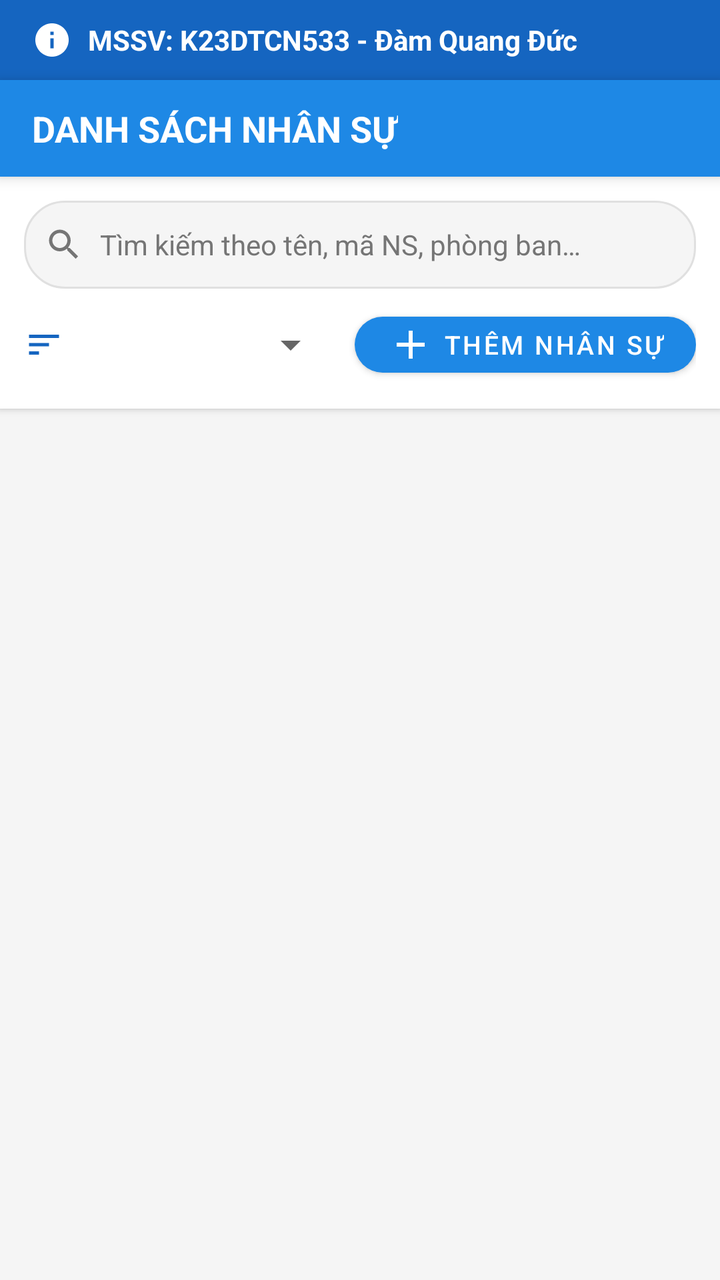
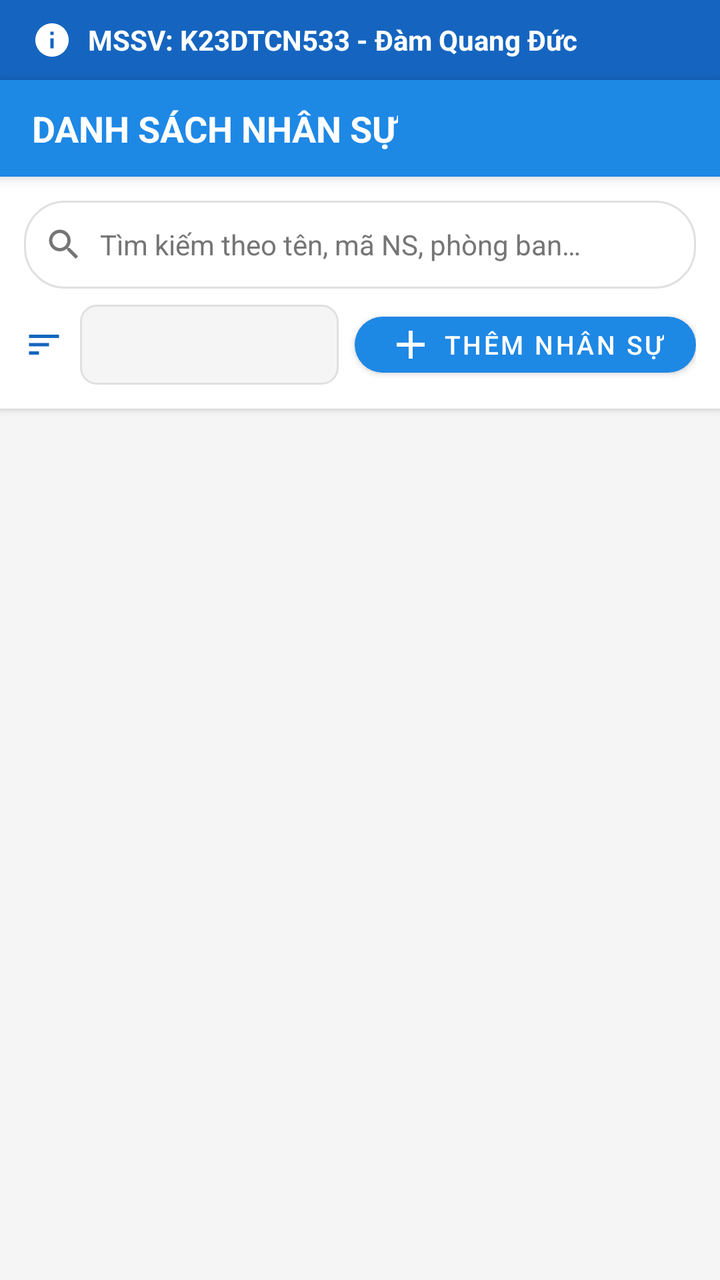

An Android layout rendered at two revisions. The XML below is the earlier revision; the diff shows what the commit changed to produce the second picture.
<!-- AndroidManifest.xml: application theme Theme.SQLiteJAVA -->
<!-- res/layout/activity_main.xml -->
<?xml version="1.0" encoding="utf-8"?>
<LinearLayout xmlns:android="http://schemas.android.com/apk/res/android"
    xmlns:app="http://schemas.android.com/apk/res-auto"
    android:layout_width="match_parent"
    android:layout_height="match_parent"
    android:background="@color/gray_100"
    android:orientation="vertical">

    
    <include layout="@layout/layout_student_header" />

    
    <LinearLayout
        android:layout_width="match_parent"
        android:layout_height="wrap_content"
        android:background="@color/primary"
        android:elevation="4dp"
        android:paddingStart="16dp"
        android:paddingTop="12dp"
        android:paddingEnd="16dp"
        android:paddingBottom="12dp">

        <TextView
            android:layout_width="wrap_content"
            android:layout_height="wrap_content"
            android:text="@string/title_main"
            android:textColor="@color/white"
            android:textSize="18sp"
            android:textStyle="bold" />
    </LinearLayout>

    
    <LinearLayout
        android:layout_width="match_parent"
        android:layout_height="wrap_content"
        android:background="@color/white"
        android:elevation="2dp"
        android:orientation="vertical"
        android:padding="12dp">

        <LinearLayout
            android:layout_width="match_parent"
            android:layout_height="wrap_content"
            android:background="@drawable/bg_search_input"
            android:gravity="center_vertical"
            android:orientation="horizontal"
            android:paddingStart="10dp"
            android:paddingEnd="10dp">

            <ImageView
                android:layout_width="20dp"
                android:layout_height="20dp"
                android:contentDescription="@string/search_hint"
                android:src="@drawable/ic_search" />

            <EditText
                android:id="@+id/etSearch"
                android:layout_width="0dp"
                android:layout_height="44dp"
                android:layout_marginStart="8dp"
                android:layout_weight="1"
                android:background="@null"
                android:hint="@string/search_hint"
                android:imeOptions="actionSearch"
                android:inputType="text"
                android:maxLines="1"
                android:textColor="@color/black"
                android:textColorHint="@color/gray_600"
                android:textSize="14sp" />

            <ImageButton
                android:id="@+id/btnClearSearch"
                android:layout_width="32dp"
                android:layout_height="32dp"
                android:background="?attr/selectableItemBackgroundBorderless"
                android:contentDescription="@string/btn_cancel"
                android:src="@android:drawable/ic_menu_close_clear_cancel"
                android:visibility="gone"
                app:tint="@color/gray_600" />
        </LinearLayout>

        <LinearLayout
            android:layout_width="match_parent"
            android:layout_height="wrap_content"
            android:layout_marginTop="8dp"
            android:gravity="center_vertical"
            android:orientation="horizontal">

            <ImageView
                android:layout_width="20dp"
                android:layout_height="20dp"
                android:contentDescription="@string/sort_default"
                android:src="@drawable/ic_sort" />

            <Spinner
                android:id="@+id/spinnerSort"
                android:layout_width="0dp"
                android:layout_height="40dp"
                android:layout_marginStart="8dp"
                android:layout_weight="1"
                android:spinnerMode="dropdown" />

            <com.google.android.material.button.MaterialButton
                android:id="@+id/btnAddNhanSu"
                android:layout_width="wrap_content"
                android:layout_height="40dp"
                android:layout_marginStart="8dp"
                android:text="@string/btn_add"
                android:textSize="13sp"
                app:cornerRadius="20dp"
                app:icon="@drawable/ic_add"
                app:iconPadding="4dp" />
        </LinearLayout>
    </LinearLayout>

    
    <FrameLayout
        android:layout_width="match_parent"
        android:layout_height="0dp"
        android:layout_weight="1">

        <androidx.recyclerview.widget.RecyclerView
            android:id="@+id/rvNhanSu"
            android:layout_width="match_parent"
            android:layout_height="match_parent"
            android:clipToPadding="false"
            android:paddingTop="6dp"
            android:paddingBottom="80dp" />

        <TextView
            android:id="@+id/tvEmptyList"
            android:layout_width="wrap_content"
            android:layout_height="wrap_content"
            android:layout_gravity="center"
            android:text="@string/empty_list"
            android:textColor="@color/gray_600"
            android:textSize="16sp"
            android:visibility="gone" />
    </FrameLayout>
</LinearLayout>
<!-- res/layout/layout_student_header.xml (included above) -->
<?xml version="1.0" encoding="utf-8"?>
<LinearLayout xmlns:android="http://schemas.android.com/apk/res/android"
    android:layout_width="match_parent"
    android:layout_height="wrap_content"
    android:background="@color/primary_dark"
    android:gravity="center_vertical"
    android:orientation="horizontal"
    android:paddingStart="16dp"
    android:paddingTop="10dp"
    android:paddingEnd="16dp"
    android:paddingBottom="10dp">

    <ImageView
        android:layout_width="20dp"
        android:layout_height="20dp"
        android:contentDescription="@string/student_info"
        android:src="@drawable/ic_info"
        app:tint="@color/white"
        xmlns:app="http://schemas.android.com/apk/res-auto" />

    <TextView
        android:id="@+id/tvStudentInfo"
        android:layout_width="wrap_content"
        android:layout_height="wrap_content"
        android:layout_marginStart="8dp"
        android:text="@string/student_info"
        android:textColor="@color/white"
        android:textSize="14sp"
        android:textStyle="bold" />
</LinearLayout>
<!-- resources referenced by this layout -->
<resources>
  <color name="black">#FF000000</color>
  <color name="gray_100">#F5F5F5</color>
  <color name="gray_600">#757575</color>
  <color name="primary">#1E88E5</color>
  <color name="primary_dark">#1565C0</color>
  <color name="white">#FFFFFFFF</color>
  <!-- drawable bg_search_input (drawable) -->
  <?xml version="1.0" encoding="utf-8"?>
  <shape xmlns:android="http://schemas.android.com/apk/res/android">
      <solid android:color="@color/gray_100" />
      <corners android:radius="20dp" />
      <stroke
          android:width="1dp"
          android:color="@color/card_border" />
  </shape>
  <!-- drawable ic_add (drawable) -->
  <vector xmlns:android="http://schemas.android.com/apk/res/android"
      android:width="24dp"
      android:height="24dp"
      android:viewportWidth="24"
      android:viewportHeight="24">
    <path
        android:fillColor="#FFFFFF"
        android:pathData="M19,13h-6v6h-2v-6H5v-2h6V5h2v6h6v2z"/>
  </vector>
  <!-- drawable ic_info (drawable) -->
  <vector xmlns:android="http://schemas.android.com/apk/res/android"
      android:width="24dp"
      android:height="24dp"
      android:viewportWidth="24"
      android:viewportHeight="24">
    <path
        android:fillColor="#1565C0"
        android:pathData="M12,2C6.48,2 2,6.48 2,12s4.48,10 10,10 10,-4.48 10,-10S17.52,2 12,2zm1,15h-2v-6h2v6zm0,-8h-2V7h2v2z"/>
  </vector>
  <!-- drawable ic_search (drawable) -->
  <vector xmlns:android="http://schemas.android.com/apk/res/android"
      android:width="24dp"
      android:height="24dp"
      android:viewportWidth="24"
      android:viewportHeight="24">
    <path
        android:fillColor="#757575"
        android:pathData="M15.5,14h-0.79l-0.28,-0.27C15.41,12.59 16,11.11 16,9.5 16,5.91 13.09,3 9.5,3S3,5.91 3,9.5 5.91,16 9.5,16c1.61,0 3.09,-0.59 4.23,-1.57l0.27,0.28v0.79l5,4.99L20.49,19l-4.99,-5zm-6,0C7.01,14 5,11.99 5,9.5S7.01,5 9.5,5 14,7.01 14,9.5 11.99,14 9.5,14z"/>
  </vector>
  <!-- drawable ic_sort (drawable) -->
  <vector xmlns:android="http://schemas.android.com/apk/res/android"
      android:width="24dp"
      android:height="24dp"
      android:viewportWidth="24"
      android:viewportHeight="24">
    <path
        android:fillColor="#1565C0"
        android:pathData="M3,18h6v-2H3v2zM3,6v2h18V6H3zm0,7h12v-2H3v2z"/>
  </vector>
  <string name="btn_add">Thêm nhân sự</string>
  <string name="btn_cancel">Hủy bỏ</string>
  <string name="empty_list">Chưa có nhân sự nào trong danh sách</string>
  <string name="search_hint">Tìm kiếm theo tên, mã NS, phòng ban…</string>
  <string name="sort_default">Sắp xếp: Mặc định</string>
  <string name="student_info">MSSV: K23DTCN533 - Đàm Quang Đức</string>
  <string name="title_main">DANH SÁCH NHÂN SỰ</string>
  <style name="Theme.SQLiteJAVA" parent="Theme.MaterialComponents.DayNight.NoActionBar">
          
          <item name="colorPrimary">@color/primary</item>
          <item name="colorPrimaryVariant">@color/primary_dark</item>
          <item name="colorOnPrimary">@color/white</item>
          
          <item name="colorSecondary">@color/accent</item>
          <item name="colorSecondaryVariant">@color/accent</item>
          <item name="colorOnSecondary">@color/white</item>
          
          <item name="android:statusBarColor">?attr/colorPrimaryVariant</item>
      </style>
  <color name="card_border">#E0E0E0</color>
  <color name="accent">#00ACC1</color>
</resources>

<!-- the commit's change to res/layout/activity_main.xml (unified diff, before → after) -->
@@ -33,7 +33,7 @@
     <LinearLayout
         android:layout_width="match_parent"
         android:layout_height="wrap_content"
-        android:background="@color/white"
+        android:background="@color/card_light"
         android:elevation="2dp"
         android:orientation="vertical"
         android:padding="12dp">
@@ -64,7 +64,7 @@
                 android:imeOptions="actionSearch"
                 android:inputType="text"
                 android:maxLines="1"
-                android:textColor="@color/black"
+                android:textColor="@color/text_dark"
                 android:textColorHint="@color/gray_600"
                 android:textSize="14sp" />
 
@@ -98,6 +98,9 @@
                 android:layout_height="40dp"
                 android:layout_marginStart="8dp"
                 android:layout_weight="1"
+                android:background="@drawable/bg_form_input"
+                android:paddingStart="4dp"
+                android:paddingEnd="4dp"
                 android:spinnerMode="dropdown" />
 
             <com.google.android.material.button.MaterialButton
@@ -133,7 +136,7 @@
             android:layout_height="wrap_content"
             android:layout_gravity="center"
             android:text="@string/empty_list"
-            android:textColor="@color/gray_600"
+            android:textColor="@color/gray_200"
             android:textSize="16sp"
             android:visibility="gone" />
     </FrameLayout>
<!-- resource entries referenced after the edit -->
@@ -1,15 +1,26 @@
 <!-- resources referenced by this layout -->
 <resources>
-  <color name="black">#FF000000</color>
+  <color name="card_light">#FFFFFF</color>
   <color name="gray_100">#F5F5F5</color>
+  <color name="gray_200">#EEEEEE</color>
   <color name="gray_600">#757575</color>
   <color name="primary">#1E88E5</color>
   <color name="primary_dark">#1565C0</color>
+  <color name="text_dark">#212121</color>
   <color name="white">#FFFFFFFF</color>
+  <!-- drawable bg_form_input (drawable) -->
+  <?xml version="1.0" encoding="utf-8"?>
+  <shape xmlns:android="http://schemas.android.com/apk/res/android">
+      <solid android:color="@color/gray_100" />
+      <corners android:radius="8dp" />
+      <stroke
+          android:width="1dp"
+          android:color="@color/card_border" />
+  </shape>
   <!-- drawable bg_search_input (drawable) -->
   <?xml version="1.0" encoding="utf-8"?>
   <shape xmlns:android="http://schemas.android.com/apk/res/android">
-      <solid android:color="@color/gray_100" />
+      <solid android:color="@color/white" />
       <corners android:radius="20dp" />
       <stroke
           android:width="1dp"
